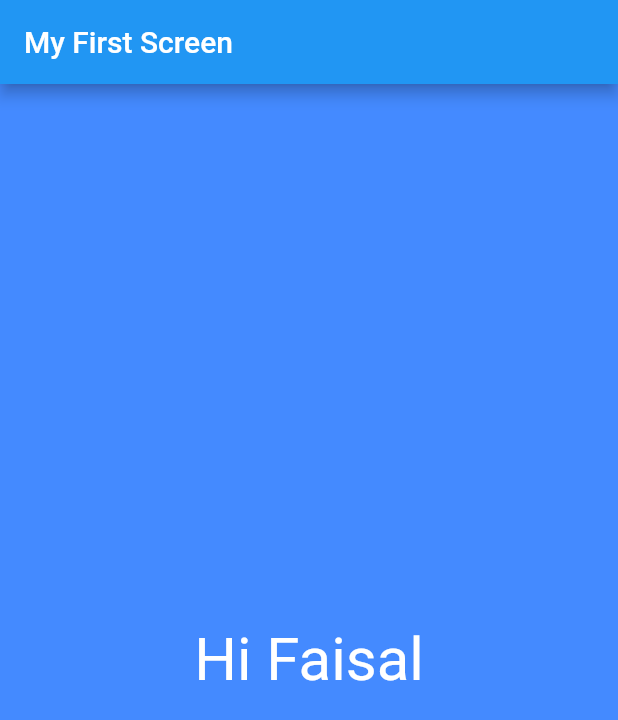
After one commit to csandhack/flutterapp, a Flutter app: the screen it shows after launch, on a phone screen of 412 x 824 dp. The commit adds this screen. Shown: the top 720 px of the screen. Run offline on Flutter 3.47's test engine with Material 2 defaults, Android fonts, the phone set to English and light mode, and no system bars.

Commit message:
3 Organize CodeFirst Screen

```diff
--- /dev/null
+++ b/lib/app_screens/first_screen.dart
@@ -0,0 +1,18 @@
+import 'package:flutter/material.dart';
+
+class FirstScreen extends StatelessWidget {
+  const FirstScreen({Key? key}) : super(key: key);
+
+  @override
+  Widget build(BuildContext context) {
+    return const Material(
+      color: Colors.blueAccent,
+      textStyle: TextStyle(color: Colors.white, fontSize: 40.0),
+      child: Center(
+        child: Text("Hi Faisal"),
+      ),
+    );
+
+  }
+
+}
--- a/lib/main.dart
+++ b/lib/main.dart
@@ -2,9 +2,11 @@
 // material design is a design language, developed by google. It provides material widgets for our application.
 // Material Design : Guidelines for all Applications Android, IOS, and Web Apps.
 import 'package:flutter/material.dart';
+import 'package:flutterapp/app_screens/first_screen.dart';
 
 // main() method is the entry point of our application, execution start from main().
-void main() {
+void main() => runApp(
+    const MyFlutterApp()); // Functional Expression: if a function having only single expression, can be write using Fat Arrow(=>)
 // runApp() method need a Widget as a parameter.
 // We are passing TextWidget as a parameter which will be shown in the center of screen.
 // As we passing Text() as a parameter to Center()
@@ -13,20 +15,25 @@ void main() {
 // runApp() inflates the Widget and show it on app Screen.
 // MaterialApp()
 // title: our app title when we minimize app.
-  runApp(MaterialApp(
+// MyFlutterApp() will call the build() which will return the MaterialApp() Widget.
+
+class MyFlutterApp extends StatelessWidget {
+  const MyFlutterApp({Key? key}) : super(key: key);
+
+  @override
+  Widget build(BuildContext context) {
+    return MaterialApp(
+      // Remove the debug chek
+      debugShowCheckedModeBanner: false,
       title: "My Flutter App",
       // Scaffold allows to put appBar on top of application/screen.
       home: Scaffold(
           appBar: AppBar(
             title: const Text("My First Screen"),
           ),
-      body: const Material(
-        color: Colors.blueAccent,
-        textStyle: TextStyle(color: Colors.white, fontSize: 40.0),
-        child: Center(
-          child: Text("Hi Faisal"),
+          // FirstScreen() will call its build() which return Material() widget.
+          body: const FirstScreen()
       ),
-      ),
-    ),
-  ));
+    );
   }
+}
```
Lines whose indentation alone changed are shown as unchanged.
